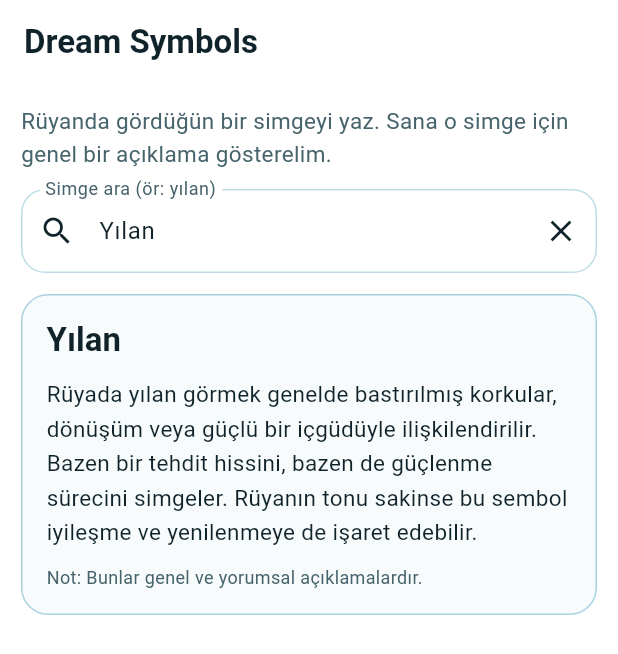
After one commit to esraekmekci/somniary-dream-catcher, a Flutter app: the SymbolSearchScreen screen opened directly, after a tap on "Yılan", on a phone screen of 412 x 824 dp. The commit adds this screen. Shown: the top 654 px of the screen. Run offline on Flutter 3.47's test engine with Material 3 defaults, Android fonts, the phone set to English and light mode, and no system bars; our stand-ins replace cloud_firestore, firebase_auth, firebase_core; accounts and stored records are empty; generated files the repository leaves out were written again.

Commit message:
add Symbols screen into bottom bar. (Bu ekranda hızlı rüra içeriği aramsı yapılır belki diye ekledim.)

```diff
--- a/lib/screens/home_screen.dart
+++ b/lib/screens/home_screen.dart
@@ -5,6 +5,7 @@ import '../widgets/mystic_background.dart';
 import 'chat_screen.dart';
 import 'journal_screen.dart';
 import 'profile_screen.dart';
+import 'symbol_search_screen.dart';
 
 class HomeScreen extends StatefulWidget {
   const HomeScreen({super.key});
@@ -18,7 +19,12 @@ class _HomeScreenState extends State<HomeScreen> {
 
   @override
   Widget build(BuildContext context) {
-    const pages = [ChatScreen(), JournalScreen(), ProfileScreen()];
+    const pages = [
+      ChatScreen(),
+      JournalScreen(),
+      SymbolSearchScreen(),
+      ProfileScreen(),
+    ];
     final isDark = Theme.of(context).brightness == Brightness.dark;
 
     return MysticBackground(
@@ -53,10 +59,16 @@ class _HomeScreenState extends State<HomeScreen> {
                     onTap: () => setState(() => _index = 1),
                   ),
                   _TabButton(
+                    label: 'Symbols',
+                    icon: Icons.auto_awesome_outlined,
+                    active: _index == 2,
+                    onTap: () => setState(() => _index = 2),
+                  ),
+                  _TabButton(
                     label: 'Profile',
                     icon: Icons.person_outline_rounded,
-                    active: _index == 2,
-                    onTap: () => setState(() => _index = 2),
+                    active: _index == 3,
+                    onTap: () => setState(() => _index = 3),
                   ),
                 ],
               ),
@@ -89,35 +101,41 @@ class _TabButton extends StatelessWidget {
         borderRadius: BorderRadius.circular(18),
         onTap: onTap,
         child: Container(
-          height: 54,
+          height: 58,
           decoration: BoxDecoration(
             color: active
                 ? (isDark ? AppPalette.color800 : AppPalette.color100)
                 : Colors.transparent,
             borderRadius: BorderRadius.circular(18),
           ),
-          child: Row(
+          child: Column(
             mainAxisAlignment: MainAxisAlignment.center,
             children: [
               Icon(
                 icon,
-                size: 19,
+                size: 18,
                 color: active
                     ? (isDark ? AppPalette.color100 : AppPalette.color700)
                     : (isDark
                         ? AppPalette.darkTextSecondary
                         : AppPalette.lightTextSecondary),
               ),
-              const SizedBox(width: 8),
-              Text(
+              const SizedBox(height: 3),
+              FittedBox(
+                fit: BoxFit.scaleDown,
+                child: Text(
                   label,
+                  maxLines: 1,
+                  overflow: TextOverflow.ellipsis,
                   style: TextStyle(
+                    fontSize: 12,
                     fontWeight: FontWeight.w600,
                     color: active
                         ? (isDark ? AppPalette.color100 : AppPalette.color700)
                         : (isDark
                             ? AppPalette.darkTextSecondary
                             : AppPalette.lightTextSecondary),
+                  ),
                 ),
               ),
             ],
--- /dev/null
+++ b/lib/screens/symbol_search_screen.dart
@@ -0,0 +1,273 @@
+import 'package:flutter/material.dart';
+
+import '../core/theme/app_palette.dart';
+
+class SymbolSearchScreen extends StatefulWidget {
+  const SymbolSearchScreen({super.key});
+
+  @override
+  State<SymbolSearchScreen> createState() => _SymbolSearchScreenState();
+}
+
+class _SymbolSearchScreenState extends State<SymbolSearchScreen> {
+  final _controller = TextEditingController();
+  _SymbolMeaning? _match;
+  String _query = '';
+
+  static const _meanings = <_SymbolMeaning>[
+    _SymbolMeaning(
+      label: 'Yılan',
+      aliases: ['yilan', 'yılan', 'snake', 'serpent'],
+      meaning:
+          'Rüyada yılan görmek genelde bastırılmış korkular, dönüşüm veya güçlü bir içgüdüyle ilişkilendirilir. Bazen bir tehdit hissini, bazen de güçlenme sürecini simgeler. Rüyanın tonu sakinse bu sembol iyileşme ve yenilenmeye de işaret edebilir.',
+    ),
+    _SymbolMeaning(
+      label: 'Su',
+      aliases: ['su', 'water', 'ocean', 'sea', 'river'],
+      meaning:
+          'Su çoğunlukla duygusal durumu temsil eder. Durgun ve berrak su iç huzuru, taşkın veya bulanık su ise yoğun duygusal yükleri anlatabilir. Rüyadaki suyun hareketi, hislerin nasıl aktığını anlamada ipucu verir.',
+    ),
+    _SymbolMeaning(
+      label: 'Uçmak',
+      aliases: ['ucmak', 'uçmak', 'flying', 'fly'],
+      meaning:
+          'Uçma rüyaları özgürleşme isteği, sınırları aşma ve kontrol duygusuyla bağlantılıdır. Yüksekte rahat hissetmek güveni, düşme korkusu ise belirsizlikleri gösterebilir. Genelde kişinin hayatında daha geniş bir bakış aradığını anlatır.',
+    ),
+    _SymbolMeaning(
+      label: 'Düşmek',
+      aliases: ['dusmek', 'düşmek', 'falling', 'fall'],
+      meaning:
+          'Düşme rüyası kontrol kaybı, stres veya güvende hissetmeme duygusuna işaret edebilir. Özellikle ani düşüşler, uyanık hayatta baskı hissettiğin dönemlerle çakışabilir. Bu sembol, yavaşlayıp temeli güçlendirme ihtiyacını hatırlatır.',
+    ),
+    _SymbolMeaning(
+      label: 'Diş',
+      aliases: ['dis', 'diş', 'teeth', 'tooth'],
+      meaning:
+          'Diş rüyaları çoğu zaman öz güven, ifade biçimi ve görünürlük kaygılarıyla ilişkilidir. Bir şeyin eksildiği hissi, yaşamda kontrol etmek istediğin bir alanı yansıtabilir. Aynı zamanda büyük bir değişim eşiğini de simgeleyebilir.',
+    ),
+    _SymbolMeaning(
+      label: 'Ev',
+      aliases: ['ev', 'house', 'home'],
+      meaning:
+          'Ev sembolü genelde kişinin iç dünyasını temsil eder. Evin odaları farklı duygusal alanları, kapalı veya dağınık bölümler ise fark edilmemiş meseleleri gösterebilir. Tanıdık ve güvenli bir ev ise aidiyet ve denge hissini yansıtır.',
+    ),
+    _SymbolMeaning(
+      label: 'Kapı',
+      aliases: ['kapi', 'kapı', 'door', 'gate'],
+      meaning:
+          'Kapı yeni bir döneme geçiş, fırsat veya karar anını simgeler. Açık kapılar olasılıkları, kapalı kapılar ise henüz hazır olunmayan bir alanı anlatabilir. Rüyanın hissi, bu geçişe yaklaşımını anlamakta belirleyicidir.',
+    ),
+    _SymbolMeaning(
+      label: 'Ayna',
+      aliases: ['ayna', 'mirror'],
+      meaning:
+          'Ayna sembolü öz farkındalık ve kendine bakışla ilgilidir. Net bir yansıma kendini daha iyi tanımayı, bozuk veya bulanık yansıma ise kimlik karmaşası ya da öz eleştiri dönemini gösterebilir. Bu tür rüyalar iç konuşmayı yumuşatmayı önerir.',
+    ),
+    _SymbolMeaning(
+      label: 'Merdiven',
+      aliases: ['merdiven', 'stairs', 'stairway'],
+      meaning:
+          'Merdiven, gelişim süreci ve adım adım ilerlemeyi temsil eder. Yukarı çıkmak hedeflere yakınlaşmayı, aşağı inmek içe dönüşü veya geçmişe bakışı simgeleyebilir. Basamakların hissi, süreçteki zorluk düzeyine işaret eder.',
+    ),
+    _SymbolMeaning(
+      label: 'Bebek',
+      aliases: ['bebek', 'baby', 'infant'],
+      meaning:
+          'Bebek rüyası yeni başlangıçlar, kırılganlık veya korunma ihtiyacıyla bağlantılıdır. Hayatındaki yeni bir fikir, ilişki veya sorumluluk bu sembolle belirebilir. Çoğu zaman şefkat ve dikkat gerektiren bir süreci anlatır.',
+    ),
+    _SymbolMeaning(
+      label: 'Ölüm',
+      aliases: ['olum', 'ölüm', 'death', 'dead'],
+      meaning:
+          'Rüyada ölüm görmek çoğu zaman gerçek ölümden çok bir dönemin kapanışı ve dönüşüm anlamı taşır. Eski alışkanlıkların bırakılması, yeni bir kimlik veya yaşam düzenine geçişi simgeleyebilir. Bu sembol genellikle bitişten çok yenilenmeyi anlatır.',
+    ),
+    _SymbolMeaning(
+      label: 'Araba',
+      aliases: ['araba', 'car', 'vehicle'],
+      meaning:
+          'Araba çoğunlukla yaşam yönü ve kontrol algısıyla ilişkilidir. Arabayı sürmek karar mekanizmasını, yolculuğun zorlaşması ise süreçteki engelleri anlatabilir. Bu rüya, hızını ve yönünü yeniden değerlendirme çağrısı olabilir.',
+    ),
+  ];
+
+  @override
+  void dispose() {
+    _controller.dispose();
+    super.dispose();
+  }
+
+  void _search(String raw) {
+    final query = _normalize(raw);
+    _SymbolMeaning? result;
+
+    if (query.isNotEmpty) {
+      for (final item in _meanings) {
+        final keys = item.aliases.map(_normalize);
+        if (keys.contains(query)) {
+          result = item;
+          break;
+        }
+      }
+
+      if (result == null) {
+        for (final item in _meanings) {
+          final keys = item.aliases.map(_normalize);
+          if (keys.any((k) => k.contains(query) || query.contains(k))) {
+            result = item;
+            break;
+          }
+        }
+      }
+    }
+
+    setState(() {
+      _query = raw;
+      _match = result;
+    });
+  }
+
+  String _normalize(String input) {
+    return input
+        .trim()
+        .toLowerCase()
+        .replaceAll('ı', 'i')
+        .replaceAll('ğ', 'g')
+        .replaceAll('ü', 'u')
+        .replaceAll('ş', 's')
+        .replaceAll('ö', 'o')
+        .replaceAll('ç', 'c')
+        .replaceAll(RegExp(r'[^a-z0-9\s]'), '')
+        .replaceAll(RegExp(r'\s+'), ' ');
+  }
+
+  @override
+  Widget build(BuildContext context) {
+    final isDark = Theme.of(context).brightness == Brightness.dark;
+    final emptyQuery = _query.trim().isEmpty;
+
+    return Scaffold(
+      appBar: AppBar(title: const Text('Dream Symbols')),
+      body: ListView(
+        padding: const EdgeInsets.all(14),
+        children: [
+          Text(
+            'Rüyanda gördüğün bir simgeyi yaz. Sana o simge için genel bir açıklama gösterelim.',
+            style: TextStyle(
+              color: isDark
+                  ? AppPalette.darkTextSecondary
+                  : AppPalette.lightTextSecondary,
+            ),
+          ),
+          const SizedBox(height: 12),
+          TextField(
+            controller: _controller,
+            onChanged: _search,
+            onSubmitted: _search,
+            decoration: InputDecoration(
+              labelText: 'Simge ara (ör: yılan)',
+              prefixIcon: const Icon(Icons.search),
+              suffixIcon: _controller.text.isEmpty
+                  ? null
+                  : IconButton(
+                      onPressed: () {
+                        _controller.clear();
+                        _search('');
+                      },
+                      icon: const Icon(Icons.close),
+                    ),
+            ),
+          ),
+          const SizedBox(height: 14),
+          if (emptyQuery) ...[
+            Text(
+              'Popüler simgeler',
+              style: Theme.of(context).textTheme.titleMedium,
+            ),
+            const SizedBox(height: 10),
+            Wrap(
+              spacing: 8,
+              runSpacing: 8,
+              children: _meanings.take(8).map((item) {
+                return ActionChip(
+                  label: Text(item.label),
+                  onPressed: () {
+                    _controller.text = item.label;
+                    _search(item.label);
+                  },
+                );
+              }).toList(),
+            ),
+          ] else if (_match == null) ...[
+            Container(
+              padding: const EdgeInsets.all(14),
+              decoration: BoxDecoration(
+                borderRadius: BorderRadius.circular(14),
+                color: isDark
+                    ? AppPalette.color800.withValues(alpha: 0.4)
+                    : AppPalette.color100,
+              ),
+              child: const Text(
+                'Bu simge için henüz bir açıklama bulunamadı. Farklı bir kelime ile tekrar dene.',
+              ),
+            ),
+          ] else ...[
+            Container(
+              padding: const EdgeInsets.all(16),
+              decoration: BoxDecoration(
+                borderRadius: BorderRadius.circular(18),
+                color: isDark
+                    ? AppPalette.darkSurface.withValues(alpha: 0.92)
+                    : AppPalette.lightSurface,
+                border: Border.all(
+                  color: isDark
+                      ? AppPalette.color700.withValues(alpha: 0.35)
+                      : AppPalette.color200,
+                ),
+              ),
+              child: Column(
+                crossAxisAlignment: CrossAxisAlignment.start,
+                children: [
+                  Text(
+                    _match!.label,
+                    style: Theme.of(context).textTheme.titleLarge,
+                  ),
+                  const SizedBox(height: 10),
+                  Text(
+                    _match!.meaning,
+                    style: TextStyle(
+                      height: 1.55,
+                      color: isDark
+                          ? AppPalette.darkTextPrimary
+                          : AppPalette.lightTextPrimary,
+                    ),
+                  ),
+                  const SizedBox(height: 10),
+                  Text(
+                    'Not: Bunlar genel ve yorumsal açıklamalardır.',
+                    style: TextStyle(
+                      fontSize: 12,
+                      color: isDark
+                          ? AppPalette.darkTextSecondary
+                          : AppPalette.lightTextSecondary,
+                    ),
+                  ),
+                ],
+              ),
+            ),
+          ],
+        ],
+      ),
+    );
+  }
+}
+
+class _SymbolMeaning {
+  const _SymbolMeaning({
+    required this.label,
+    required this.aliases,
+    required this.meaning,
+  });
+
+  final String label;
+  final List<String> aliases;
+  final String meaning;
+}
```
Lines whose indentation alone changed are shown as unchanged.
